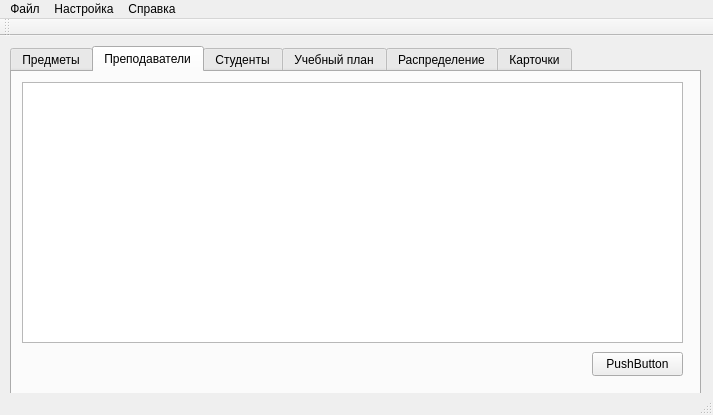
This is mainwindow.ui in alexeypertcev/ksu-ivt-nagruzka as Qt 5 draws it before an edit. The edited form follows.
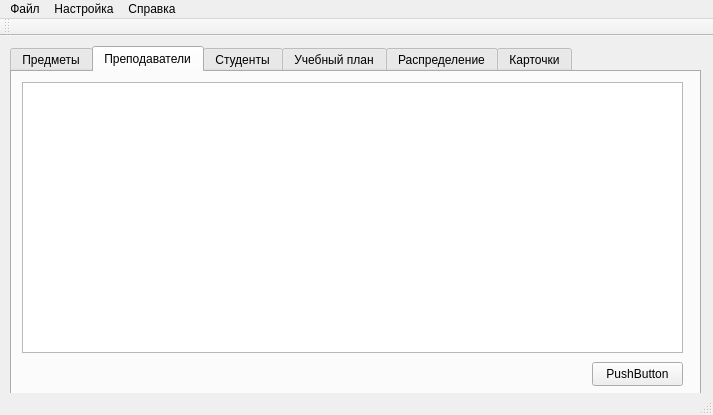
This is the edited form. The open tabs and pages were chosen to show the change.

```diff
--- a/mainwindow.ui
+++ b/mainwindow.ui
@@ -114,7 +114,7 @@
       <property name="geometry">
        <rect>
         <x>580</x>
-        <y>280</y>
+        <y>290</y>
         <width>91</width>
         <height>24</height>
        </rect>
@@ -123,13 +123,13 @@
        <string>PushButton</string>
       </property>
      </widget>
-     <widget class="QTableWidget" name="tableWidget_2">
+     <widget class="QTableView" name="tableView_2">
       <property name="geometry">
        <rect>
         <x>10</x>
         <y>10</y>
         <width>661</width>
-        <height>261</height>
+        <height>271</height>
        </rect>
       </property>
      </widget>
```
Left out of the diff: 6 changed lines with no effect on the pictures.
